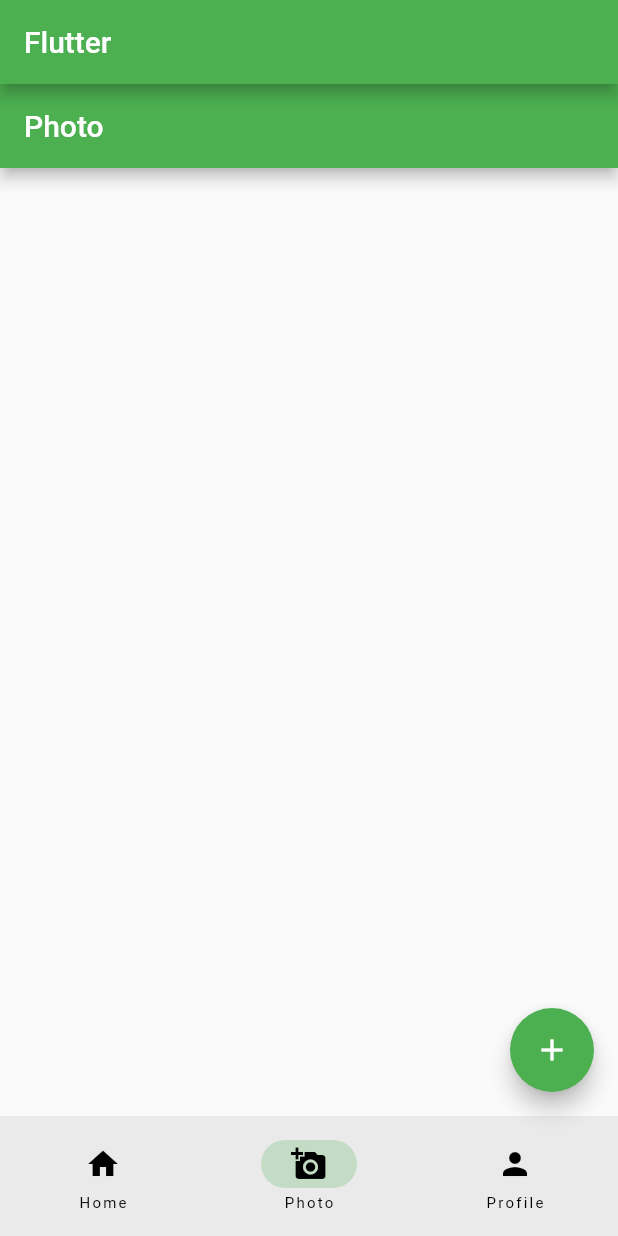
After one commit to ponganan/testflutter3, a Flutter app: the screen it shows after launch, item 2 of the bottom bar chosen, on a phone screen of 412 x 824 dp. The commit adds this screen. Run offline on Flutter 3.47's test engine with Material 2 defaults, Android fonts, the phone set to English and light mode, and no system bars.

Commit message:
add more bottomNavigationBar and use ListView

```diff
--- a/lib/main.dart
+++ b/lib/main.dart
@@ -1,5 +1,7 @@
 import 'package:flutter/material.dart';
 import 'package:testflutter3/home_page.dart';
+import 'package:testflutter3/photo_page.dart';
+import 'package:testflutter3/profile_page.dart';
 
 void main() {
   runApp(const MyApp());
@@ -30,14 +32,21 @@ class RootPage extends StatefulWidget {
 }
 
 class _RootPageState extends State<RootPage> {
+  //use int currentPage for Set State of bottomNavigationBar
   int currentPage = 0;
+  //use List for list of Page
+  List<Widget> page = const [
+    HomePage(),
+    PhotoPage(),
+    ProfilePage(),
+  ];
   @override
   Widget build(BuildContext context) {
     return Scaffold(
       appBar: AppBar(
         title: const Text('Flutter'),
       ),
-      body: const HomePage(),
+      body: page[currentPage],
       floatingActionButton: FloatingActionButton(
         onPressed: () {
           debugPrint('Floating Action Button');
@@ -47,6 +56,7 @@ class _RootPageState extends State<RootPage> {
       bottomNavigationBar: NavigationBar(
         destinations: const [
           NavigationDestination(icon: Icon(Icons.home), label: 'Home'),
+          NavigationDestination(icon: Icon(Icons.add_a_photo), label: 'Photo'),
           NavigationDestination(icon: Icon(Icons.person), label: 'Profile'),
         ],
         onDestinationSelected: (int index) {
--- /dev/null
+++ b/lib/photo_page.dart
@@ -0,0 +1,14 @@
+import 'package:flutter/material.dart';
+
+class PhotoPage extends StatelessWidget {
+  const PhotoPage({Key? key}) : super(key: key);
+
+  @override
+  Widget build(BuildContext context) {
+    return Scaffold(
+      appBar: AppBar(
+        title: const Text('Photo'),
+      ),
+    );
+  }
+}
```
Also changed, not shown: lib/learn_flutter_page.dart (+40 -2 lines), lib/profile_page.dart (added, +21 -0 lines).
